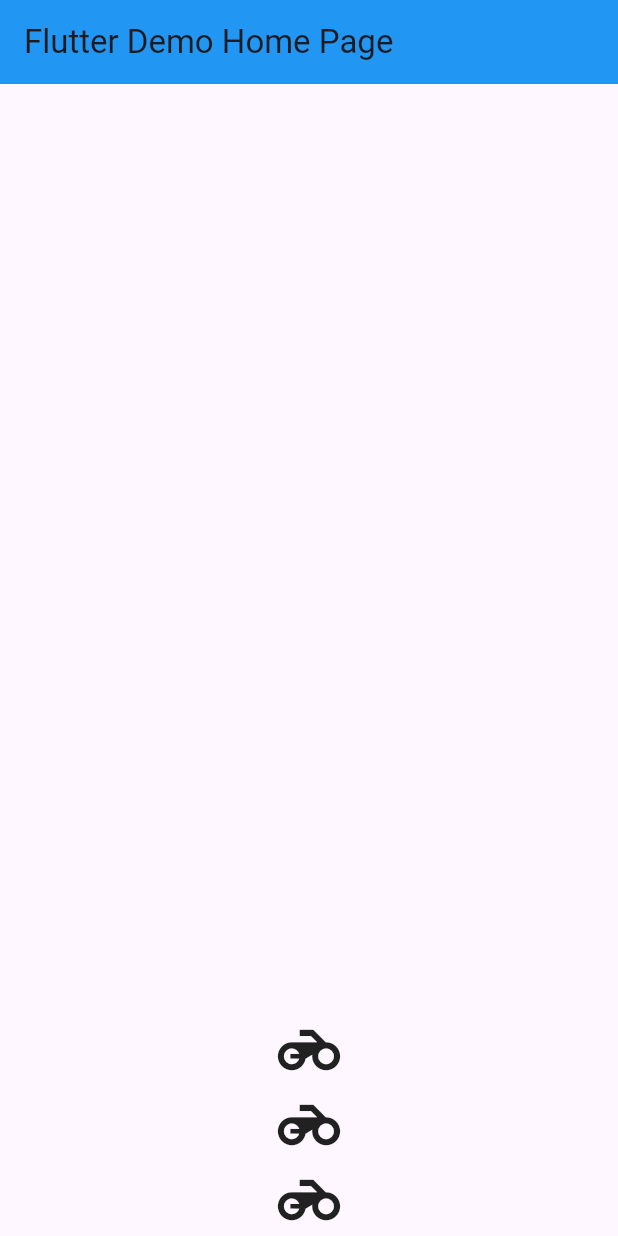
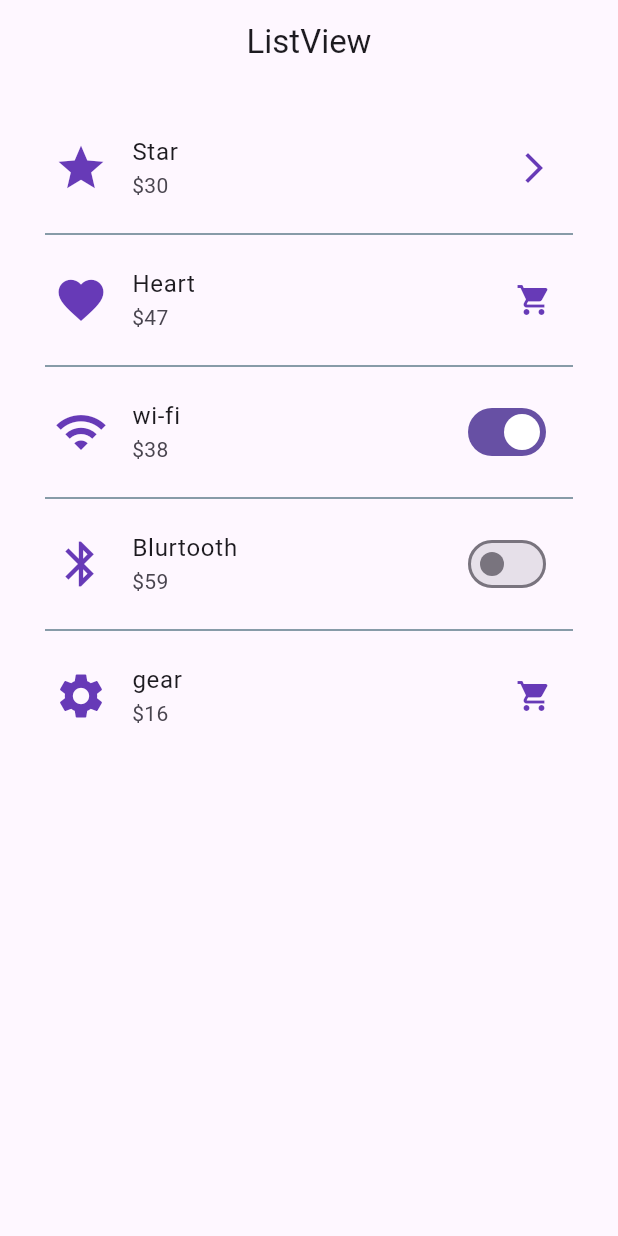
Before and after one commit to Tankung1412/flutter-sample, a Flutter app: the screen it shows after launch, on a phone screen of 412 x 824 dp. Run offline on Flutter 3.47's test engine with Material 3 defaults, Android fonts, the phone set to English and light mode, and no system bars; missing offline and left inert: dart:ffi.

Commit message:
first commit

```diff
--- a/flutter_sample/lib/main.dart
+++ b/flutter_sample/lib/main.dart
@@ -1,7 +1,10 @@
 import 'package:flutter/material.dart';
 import 'package:flutter_sample/my_container.dart';
+import 'package:flutter_sample/my_gridpage.dart';
+import 'package:flutter_sample/my_listviwe_page.dart';
 import 'package:flutter_sample/my_scoll.dart';
 import 'package:flutter_sample/rowAndMain.dart';
+import 'package:flutter_sample/work.dart';
 import 'package:flutter_sample/work_container_slide17.dart';
 
 void main() {
@@ -16,7 +19,7 @@ class MainApp extends StatelessWidget {
     return const MaterialApp(
       debugShowCheckedModeBanner: false,
       title: 'My Flutter Sample',
-      home: RowAndMain6()
+      home: MyListViewPage()
     );
   }
 }
--- /dev/null
+++ b/flutter_sample/lib/my_listviwe_page.dart
@@ -0,0 +1,93 @@
+import 'dart:ffi';
+import 'dart:math';
+
+import 'package:flutter/material.dart';
+
+class MyListViewPage extends StatefulWidget {
+  const MyListViewPage({super.key});
+
+  @override
+  State<MyListViewPage> createState() => _MyListViewPageState();
+}
+
+class _MyListViewPageState extends State<MyListViewPage> {
+  var rnd = Random();
+  var titleText = ['Star', 'Heart', 'wi-fi', 'Blurtooth', 'gear'];
+  var leadicon = [Icons.star, Icons.favorite, Icons.wifi, Icons.bluetooth, Icons.settings];
+
+  var switchWifi = true;
+  var switchBluetooth = false ;
+
+  @override
+  Widget build(BuildContext context) => Scaffold(
+    appBar: AppBar(
+      title: const Text('ListView'),
+      centerTitle: true,
+    ),
+
+    body: ListView.separated(
+      padding: const EdgeInsets.all(20),
+      itemCount: titleText.length,
+      itemBuilder: (context, index) => buildListItem(context, index),
+      separatorBuilder: (context, undex) => const Divider(
+        thickness: 1,
+        color: Colors.blueGrey,
+        indent:  10,
+        endIndent: 10,
+      ),
+    ),
+  );
+
+  Widget buildListItem(BuildContext ctx, int index){
+    return ListTile(
+      leading: Icon(leadicon[index], size: 36),
+      title: Text(titleText[index]),
+      subtitle: Text('\$${rnd.nextInt(50)+10}'),
+      trailing: tralingWidget(ctx, index),
+      iconColor: Colors.deepPurple,
+      onTap: ()=>myAlert(ctx, 'เปิดดูรายการ ${titleText[index]}'),
+    );
+  }
+
+  Widget tralingWidget(BuildContext ctx, int index){
+    var widgets = <Widget>[
+      const Icon(Icons.arrow_forward_ios),
+      InkWell(
+        child: const Icon(Icons.shopping_cart),
+        onTap: () => myAlert(ctx, 'ได้หยิบ ${titleText[index]} ใส่รถเข็นแล้ว'),
+      ),
+      Switch(
+        value: switchWifi,
+        onChanged: (isOn) => setState(() {
+          switchWifi = isOn;
+          var msg = (isOn)?'เปิด':'ปิด';
+          myAlert(ctx, '${titleText[index]}: $msg');
+        })),
+      Switch(
+        value: switchBluetooth,
+        onChanged: (isOn) => setState(() {
+          switchBluetooth = isOn;
+          var msg = (isOn)?'เปิด':'ปิด';
+          myAlert(ctx, '${titleText[index]}: $msg');
+        })),
+      InkWell(
+        child: const Icon(Icons.shopping_cart),
+        onTap: () => myAlert(ctx, 'ได้หยิบ ${titleText[index]} ใส่รถเข็นแล้ว'),
+      ),
+    ];
+    return widgets[index];
+  }
+
+  void myAlert(BuildContext ctx, String txt){
+    showDialog(
+      context: ctx,
+      builder: (ctx) => AlertDialog(
+        content: Text(txt),
+        actions: [
+          TextButton(
+            onPressed: ()=>Navigator.of(ctx).pop(),
+            child: const Text('OK'))
+        ],
+      ));
+  }
+}
```
Also changed, not shown: flutter_sample/lib/my_gridpage.dart (added, +58 -0 lines), flutter_sample/lib/work.dart (added, +107 -0 lines), flutter_sample/images/chicken_rice.jpg (added).
